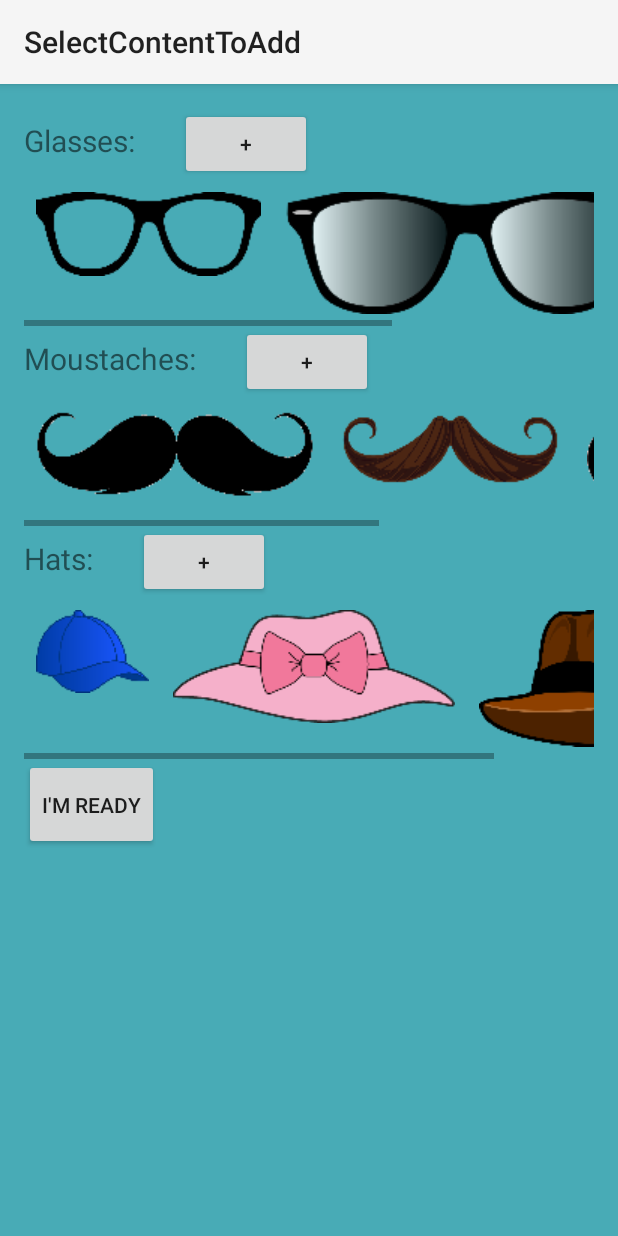
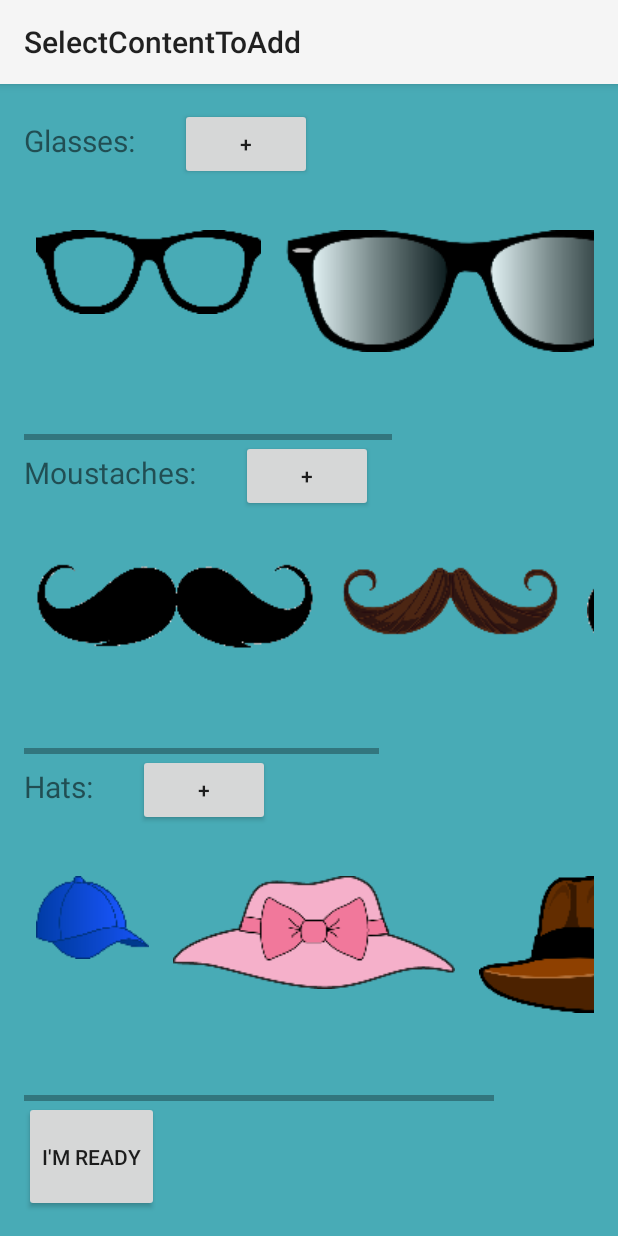
Before and after one commit to alexrakowski/photo-editor, an Android app: the SelectContentToAdd screen opened directly, with no data from a screen before it, on a phone screen of 412 x 824 dp. Run offline under Robolectric (Android 15) with nearby library versions, the phone set to English and light mode, and no system bars; libraries missing offline, so code that uses them is left out: com.facebook, com.facebook.android.

Commit message:
layout fixes

```diff
--- a/app/src/main/java/projekt_android/photoeditor/adapters/GalleryImageAdapter.java
+++ b/app/src/main/java/projekt_android/photoeditor/adapters/GalleryImageAdapter.java
@@ -13,6 +13,7 @@ import java.io.File;
 import java.util.ArrayList;
 import java.util.List;
 
+import projekt_android.photoeditor.Utils;
 import projekt_android.photoeditor.activities.ZoomPhoto;
 
 /**
@@ -76,7 +77,7 @@ public class GalleryImageAdapter extends BaseAdapter {
         String url = urls.get(i);
         File imageFile = new File(url);
         if (imageFile.exists()) {
-            Bitmap bitmap = BitmapFactory.decodeFile(imageFile.getAbsolutePath());
+            Bitmap bitmap = Utils.decodeSampledBitmapFromFile(imageFile.getAbsolutePath(), 100, 100 );//BitmapFactory.decodeFile(imageFile.getAbsolutePath());
             imageView.setImageBitmap(bitmap);
         }
         imageView.setOnClickListener(new OnImageClickListener(url));
--- a/app/src/main/res/layout/activity_select_content_to_add.xml
+++ b/app/src/main/res/layout/activity_select_content_to_add.xml
@@ -22,7 +22,8 @@
         <LinearLayout
             android:orientation="horizontal"
             android:layout_width="fill_parent"
-            android:layout_height="wrap_content">
+            android:layout_height="wrap_content"
+            android:layout_weight="10">
 
             <TextView
                 android:layout_width="wrap_content"
@@ -43,12 +44,14 @@
 
         <HorizontalScrollView
             android:layout_width="wrap_content"
-            android:layout_height="wrap_content">
+            android:layout_height="wrap_content"
+            android:layout_weight="20">
 
             <LinearLayout
                 android:layout_width="wrap_content"
                 android:layout_height="wrap_content"
-                android:id="@+id/glassesLayout">
+                android:id="@+id/glassesLayout"
+                android:orientation="horizontal">
 
 
             </LinearLayout>
@@ -58,7 +61,8 @@
         <LinearLayout
             android:orientation="horizontal"
             android:layout_width="fill_parent"
-            android:layout_height="wrap_content">
+            android:layout_height="wrap_content"
+            android:layout_weight="10">
 
             <TextView
                 android:layout_width="wrap_content"
@@ -78,12 +82,14 @@
 
         <HorizontalScrollView
             android:layout_width="wrap_content"
-            android:layout_height="wrap_content">
+            android:layout_height="wrap_content"
+            android:layout_weight="20">
 
             <LinearLayout
                 android:layout_width="wrap_content"
                 android:layout_height="wrap_content"
-                android:id="@+id/moustachesLayout">
+                android:id="@+id/moustachesLayout"
+                android:orientation="horizontal">
 
 
 
@@ -94,7 +100,8 @@
         <LinearLayout
             android:orientation="horizontal"
             android:layout_width="fill_parent"
-            android:layout_height="wrap_content">
+            android:layout_height="wrap_content"
+            android:layout_weight="10">
 
             <TextView
                 android:layout_width="wrap_content"
@@ -114,12 +121,14 @@
 
         <HorizontalScrollView
             android:layout_width="wrap_content"
-            android:layout_height="wrap_content">
+            android:layout_height="wrap_content"
+            android:layout_weight="20">
 
             <LinearLayout
                 android:layout_width="wrap_content"
                 android:layout_height="wrap_content"
-                android:id="@+id/hatsLayout">
+                android:id="@+id/hatsLayout"
+                android:orientation="horizontal">
 
 
 
@@ -133,7 +142,7 @@
             android:text="I'm ready"
             android:id="@+id/confirmContentButton"
             android:layout_gravity="center_vertical"
-            android:layout_weight="5"
+            android:layout_weight="10"
             android:onClick="startImageConfirmal"/>
     </LinearLayout>
 
```
